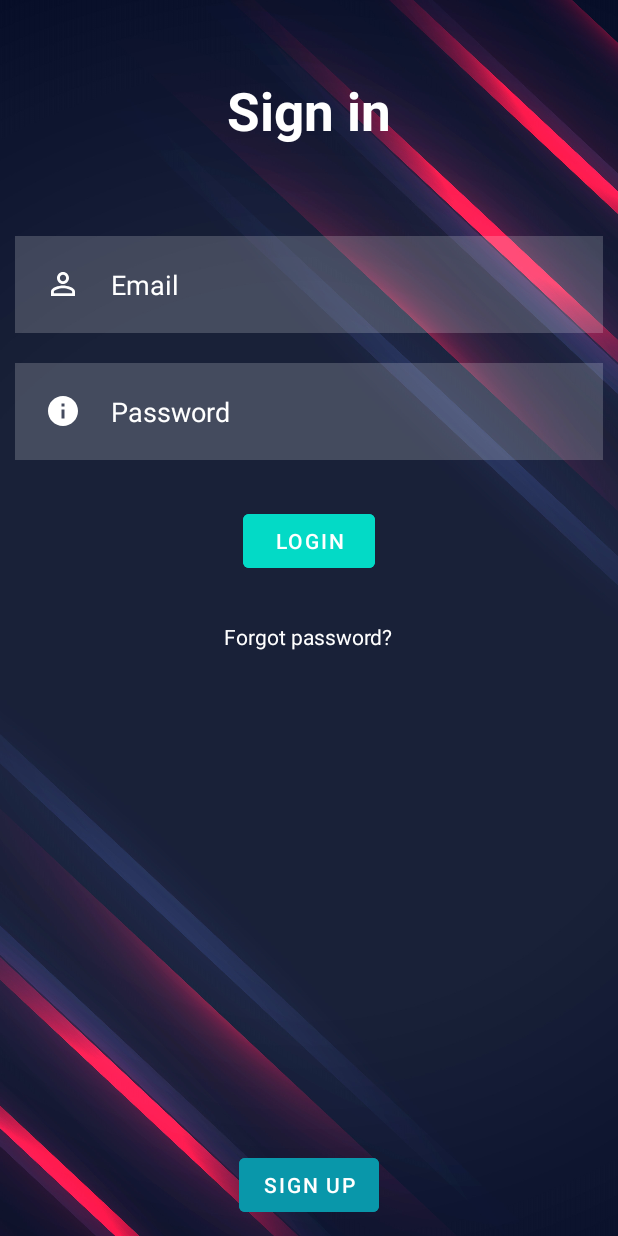
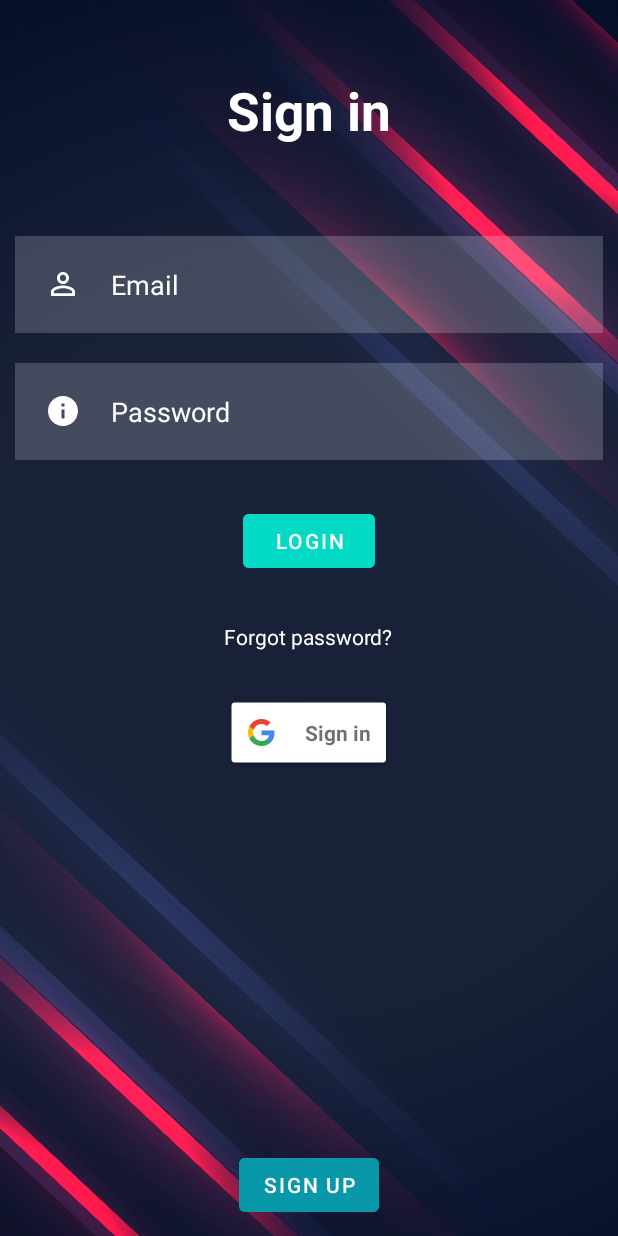
Before and after one commit to Z3N00/cegep-android-developement-java-project, an Android app: the screen it shows after launch (Login), on a phone screen of 412 x 824 dp. Run offline under Robolectric (Android 15) with nearby library versions, the phone set to English and light mode, and no system bars; our stand-ins replace Firebase (no records; nobody signed in at launch, a user with empty details on screens opened directly); Roboto replaces fonts that are not available here.

Commit message:
adding files

```diff
--- a/app/src/main/AndroidManifest.xml
+++ b/app/src/main/AndroidManifest.xml
@@ -1,6 +1,8 @@
 <?xml version="1.0" encoding="utf-8"?>
 <manifest xmlns:android="http://schemas.android.com/apk/res/android"
     package="com.aiodev.melodee">
+
+    <uses-permission android:name="android.permission.INTERNET"/>
 
     <application
         android:allowBackup="true"
--- a/app/src/main/java/com/aiodev/melodee/Login.java
+++ b/app/src/main/java/com/aiodev/melodee/Login.java
@@ -6,12 +6,20 @@ import androidx.appcompat.app.AppCompatActivity;
 import android.content.Intent;
 import android.os.Bundle;
 import android.text.TextUtils;
+import android.util.Log;
 import android.view.View;
 import android.widget.Button;
 import android.widget.EditText;
 import android.widget.TextView;
 import android.widget.Toast;
 
+import com.google.android.gms.auth.api.signin.GoogleSignIn;
+import com.google.android.gms.auth.api.signin.GoogleSignInAccount;
+import com.google.android.gms.auth.api.signin.GoogleSignInClient;
+import com.google.android.gms.auth.api.signin.GoogleSignInOptions;
+import com.google.android.gms.common.AccountPicker;
+import com.google.android.gms.common.SignInButton;
+import com.google.android.gms.common.api.ApiException;
 import com.google.android.gms.tasks.OnCompleteListener;
 import com.google.android.gms.tasks.Task;
 import com.google.firebase.auth.AuthResult;
@@ -24,6 +32,10 @@ public class Login extends AppCompatActivity {
     TextView forgotpass;
     FirebaseAuth mAuth;
 
+    SignInButton signInButton;
+    GoogleSignInClient mGoogleSignInClient;
+    static  final int RC_SIGN_IN = 0;
+
     @Override
     protected void onCreate(Bundle savedInstanceState) {
         super.onCreate(savedInstanceState);
@@ -35,6 +47,8 @@ public class Login extends AppCompatActivity {
         loginbtn = findViewById(R.id.loginbtnl);
         forgotpass = findViewById(R.id.forgotpass);
         mAuth = FirebaseAuth.getInstance();
+
+        signInButton = findViewById(R.id.googleSignin);
 
 
 
@@ -58,6 +72,26 @@ public class Login extends AppCompatActivity {
             @Override
             public void onClick(View view) {
                 loginUser();
+            }
+        });
+
+
+        // Google SignIn method
+
+        GoogleSignInOptions gso = new GoogleSignInOptions.Builder(GoogleSignInOptions.DEFAULT_SIGN_IN)
+                .requestEmail()
+                .build();
+
+        mGoogleSignInClient = GoogleSignIn.getClient(this, gso);
+
+        signInButton.setOnClickListener(new View.OnClickListener() {
+            @Override
+            public void onClick(View view) {
+                switch (view.getId()){
+                    case R.id.signin:
+                        signIn();
+                        break;
+                }
             }
         });
 
@@ -98,6 +132,31 @@ public class Login extends AppCompatActivity {
         }
     }
 
+    private void signIn() {
+        Intent signIntent = mGoogleSignInClient.getSignInIntent();
+        startActivityForResult(signIntent, RC_SIGN_IN);
+    }
+    @Override
+    public void onActivityResult(int requestCode, int resultCode, Intent data){
+        super.onActivityResult(requestCode, resultCode, data);
+
+        if(requestCode == RC_SIGN_IN){
+            Task<GoogleSignInAccount> task = GoogleSignIn.getSignedInAccountFromIntent(data);
+            handleSignInResult(task);
+        }
+    }
+
+    private void handleSignInResult(Task<GoogleSignInAccount> completedTask){
+        try{
+            GoogleSignInAccount account = completedTask.getResult(ApiException.class);
+            Toast.makeText(Login.this, "User logged in successfully", Toast.LENGTH_SHORT).show();
+            startActivity(new Intent(Login.this, MainActivity.class));
+        }catch (ApiException e){
+            Log.w("Error", "siginResult:failed code=" + e.getStatusCode());
+
+        }
+    }
+
     public void mainpage(View view) {
         startActivity(new Intent(Login.this, MainActivity.class));
     }
--- a/app/src/main/res/layout/activity_login.xml
+++ b/app/src/main/res/layout/activity_login.xml
@@ -51,15 +51,17 @@
         android:inputType="textPassword"/>
 
     <com.google.android.material.button.MaterialButton
+        android:id="@+id/loginbtnl"
         android:layout_width="wrap_content"
         android:layout_height="wrap_content"
-        android:id="@+id/loginbtnl"
         android:layout_below="@id/passwordl"
-        android:text="LOGIN"
+        android:layout_centerHorizontal="true"
+        android:layout_marginStart="20dp"
+        android:layout_marginTop="20dp"
+        android:layout_marginEnd="20dp"
+        android:layout_marginBottom="20dp"
         android:backgroundTint="@color/design_default_color_secondary"
-        android:layout_centerHorizontal="true"
-        android:layout_margin="20dp"
-        />
+        android:text="LOGIN" />
 
     <TextView
         android:id="@+id/forgotpass"
@@ -74,20 +76,6 @@
         android:text="Forgot password?"
         android:textColor="@color/white" />
 
-
-    <TextView
-        android:visibility="gone"
-        android:layout_width="wrap_content"
-        android:layout_height="wrap_content"
-        android:layout_below="@id/forgotpass"
-        android:layout_centerHorizontal="true"
-        android:layout_marginStart="20dp"
-        android:layout_marginTop="10dp"
-        android:layout_marginEnd="20dp"
-        android:layout_marginBottom="20dp"
-        android:onClick="mainpage"
-        android:text="S K I P"
-        android:textColor="@color/white" />
 
 
     <com.google.android.material.button.MaterialButton
@@ -104,6 +92,18 @@
         android:text="SIGN UP" />
 
 
+    <com.google.android.gms.common.SignInButton
+        android:id="@+id/googleSignin"
+        android:layout_width="wrap_content"
+        android:layout_height="wrap_content"
+        android:layout_below="@+id/forgotpass"
+        android:layout_centerInParent="true"
+        android:layout_marginStart="20dp"
+        android:layout_marginTop="10dp"
+        android:layout_marginEnd="20dp"
+        android:layout_marginBottom="20dp"
+
+        />
 
     <TextView
         android:visibility="gone"
```
Also changed, not shown: app/build.gradle (+7 -0 lines).
